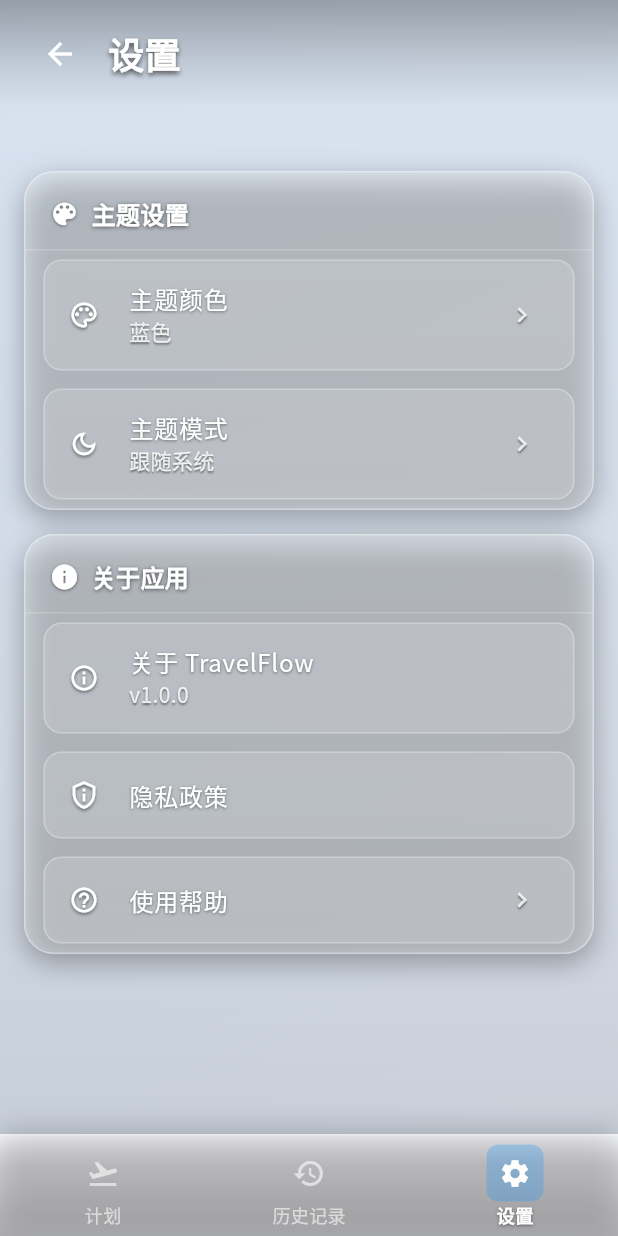
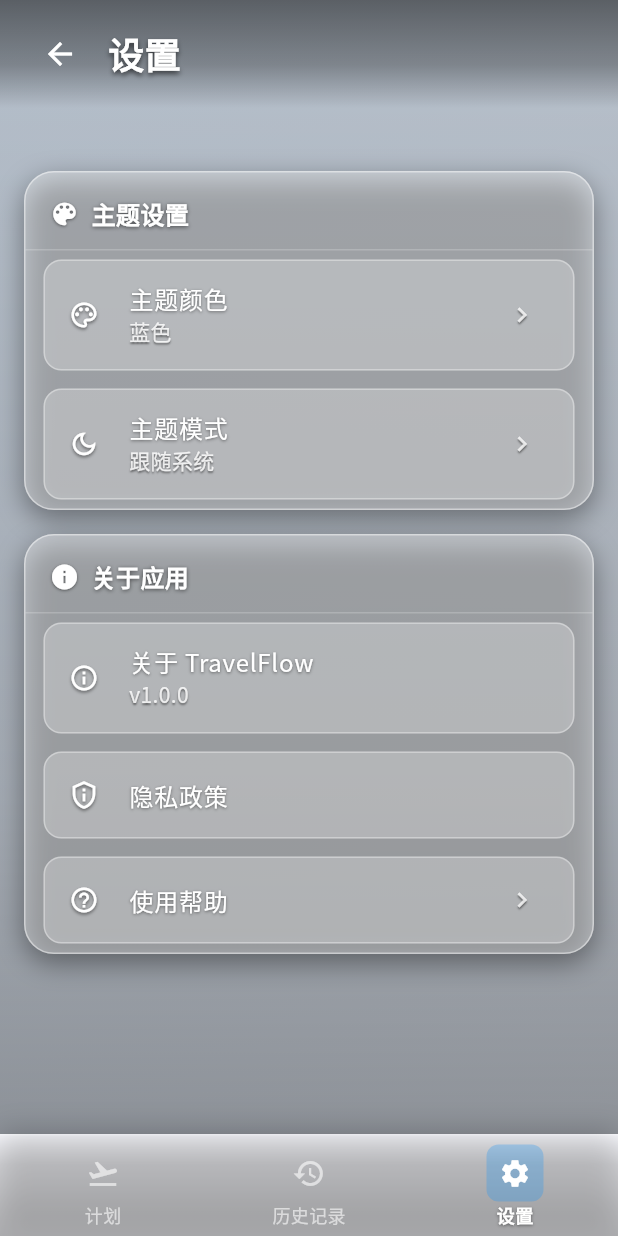
Before and after one commit to orvice/travelflow, a Flutter app: the screen it shows after launch, item 3 of the bottom bar chosen, on a phone screen of 412 x 824 dp. Run offline on Flutter 3.47's test engine with Material 3 defaults, Android fonts, the light colour scheme and no system bars; our stand-ins replace dio, google_fonts, shared_preferences; network calls fail.

Commit message:
优化设置页面的透明度和可读性，增强视觉效果

```diff
--- a/lib/screens/settings_screen.dart
+++ b/lib/screens/settings_screen.dart
@@ -244,10 +244,10 @@ class _SettingsScreenState extends State<SettingsScreen> {
   }) {
     return Container(
       decoration: BoxDecoration(
-        color: Colors.white.withValues(alpha: 0.15),
+        color: Colors.white.withValues(alpha: 0.25),
         borderRadius: BorderRadius.circular(12),
         border: Border.all(
-          color: Colors.white.withValues(alpha: 0.25),
+          color: Colors.white.withValues(alpha: 0.35),
           width: 1,
         ),
       ),
@@ -415,7 +415,7 @@ class _SettingsScreenState extends State<SettingsScreen> {
               ),
             ),
 
-          // 半透明遮罩层，优化内容可读性（降低透明度）
+          // 半透明遮罩层，优化内容可读性（降低透明度 - 提高可见性）
           Positioned.fill(
             child: Container(
               decoration: BoxDecoration(
@@ -423,9 +423,9 @@ class _SettingsScreenState extends State<SettingsScreen> {
                   begin: Alignment.topCenter,
                   end: Alignment.bottomCenter,
                   colors: [
-                    Colors.black.withValues(alpha: 0.05),
-                    Colors.black.withValues(alpha: 0.1),
-                    Colors.black.withValues(alpha: 0.15),
+                    Colors.black.withValues(alpha: 0.2),
+                    Colors.black.withValues(alpha: 0.3),
+                    Colors.black.withValues(alpha: 0.4),
                   ],
                   stops: const [0.0, 0.7, 1.0],
                 ),
@@ -433,7 +433,7 @@ class _SettingsScreenState extends State<SettingsScreen> {
             ),
           ),
 
-          // 自定义标题栏（融入背景）- 降低透明度
+          // 自定义标题栏（融入背景）- 降低透明度 - 提高可见性
           Positioned(
             top: 0,
             left: 0,
@@ -449,8 +449,8 @@ class _SettingsScreenState extends State<SettingsScreen> {
                     begin: Alignment.topCenter,
                     end: Alignment.bottomCenter,
                     colors: [
+                      Colors.black.withValues(alpha: 0.5),
                       Colors.black.withValues(alpha: 0.3),
-                      Colors.black.withValues(alpha: 0.1),
                       Colors.transparent,
                     ],
                     stops: const [0.0, 0.6, 1.0],
@@ -496,18 +496,18 @@ class _SettingsScreenState extends State<SettingsScreen> {
               child: Column(
                 children: [
                   const SizedBox(height: 8), // 顶部额外间距
-                  // 主题设置卡片 - 半透明玻璃效果（提高透明度）
+                  // 主题设置卡片 - 半透明玻璃效果（提高透明度 - 增强可见性）
                   Container(
                     decoration: BoxDecoration(
-                      color: Colors.white.withValues(alpha: 0.25),
+                      color: Colors.white.withValues(alpha: 0.35),
                       borderRadius: BorderRadius.circular(20),
                       border: Border.all(
-                        color: Colors.white.withValues(alpha: 0.35),
+                        color: Colors.white.withValues(alpha: 0.45),
                         width: 1,
                       ),
                       boxShadow: [
                         BoxShadow(
-                          color: Colors.black.withValues(alpha: 0.3),
+                          color: Colors.black.withValues(alpha: 0.4),
                           blurRadius: 15,
                           offset: const Offset(0, 6),
                         ),
@@ -541,18 +541,18 @@ class _SettingsScreenState extends State<SettingsScreen> {
 
                   const SizedBox(height: 16),
 
-                  // 关于应用卡片 - 半透明玻璃效果（提高透明度）
+                  // 关于应用卡片 - 半透明玻璃效果（提高透明度 - 增强可见性）
                   Container(
                     decoration: BoxDecoration(
-                      color: Colors.white.withValues(alpha: 0.25),
+                      color: Colors.white.withValues(alpha: 0.35),
                       borderRadius: BorderRadius.circular(20),
                       border: Border.all(
-                        color: Colors.white.withValues(alpha: 0.35),
+                        color: Colors.white.withValues(alpha: 0.45),
                         width: 1,
                       ),
                       boxShadow: [
                         BoxShadow(
-                          color: Colors.black.withValues(alpha: 0.3),
+                          color: Colors.black.withValues(alpha: 0.4),
                           blurRadius: 15,
                           offset: const Offset(0, 6),
                         ),
```
